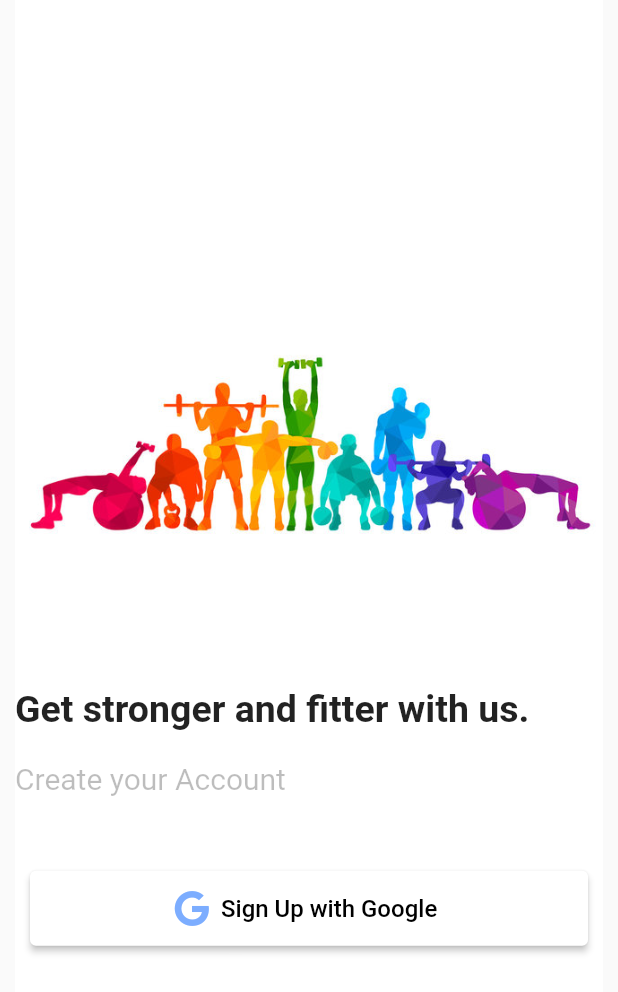
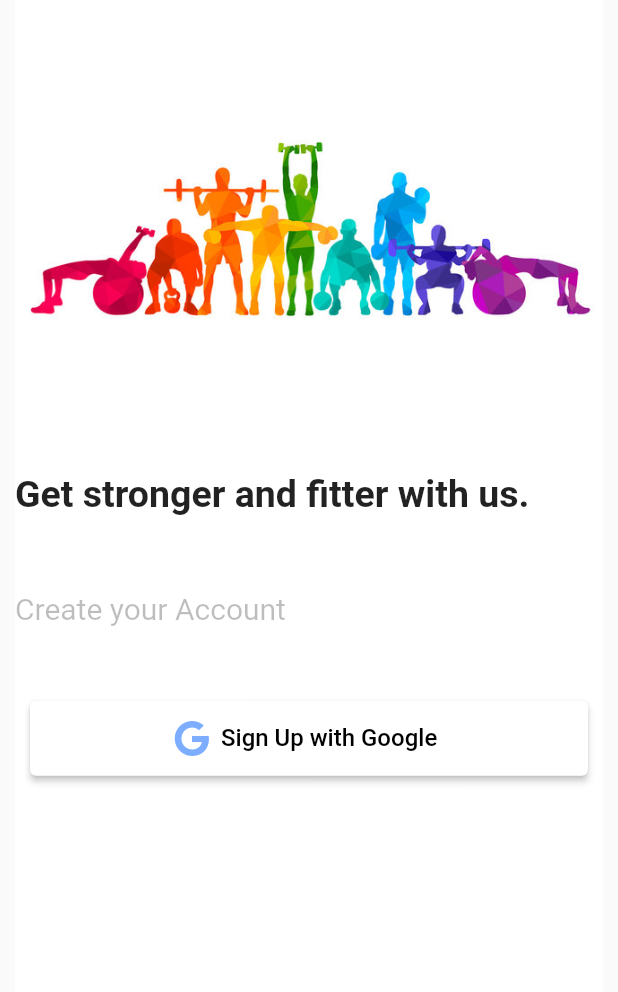
Before and after one commit to JAVIYARAJ/flutter_basic_ui, a Flutter app: the screen it shows after launch, on a phone screen of 412 x 824 dp. Shown: the top 992 px of the screen. Run offline on Flutter 3.47's test engine with Material 2 defaults, Android fonts, the phone set to English and light mode, and no system bars; our stand-ins replace cloud_firestore, firebase_auth, firebase_core, font_awesome_flutter, get, google_sign_in and 1 more; accounts and stored records are empty.

```diff
--- a/lib/auth_dashboard.dart
+++ b/lib/auth_dashboard.dart
@@ -2,7 +2,6 @@ import 'package:firebase_auth/firebase_auth.dart';
 import 'package:flutter/material.dart';
 import 'package:traning_app/auth_page.dart';
 import 'package:traning_app/main_page.dart';
-import 'package:traning_app/signUp_page.dart';
 class AuthDashboard extends StatelessWidget {
 
   const AuthDashboard({Key? key}) : super(key: key);
--- a/lib/auth_page.dart
+++ b/lib/auth_page.dart
@@ -20,13 +20,13 @@ class _AuthPageState extends State<AuthPage> {
             color: Colors.white,
             margin: const EdgeInsets.only(left: 10,right: 10),
             child: Column(
-              mainAxisAlignment: MainAxisAlignment.center,
               crossAxisAlignment: CrossAxisAlignment.start,
               children: [
+                const SizedBox(height: 50,),
                 const Image(image: AssetImage("assets/login_page_image.jpg"),fit: BoxFit.cover,),
                 const SizedBox(height: 50,),
                 const Text("Get stronger and fitter with us.",style: TextStyle(fontSize: 25,fontWeight: FontWeight.bold),),
-                const SizedBox(height: 20,),
+                const SizedBox(height: 50,),
                 const Text("Create your Account",style: TextStyle(fontSize: 20,fontWeight: FontWeight.normal,color: Colors.black26),),
                 const SizedBox(height: 50,),
                 Padding(
--- a/lib/main.dart
+++ b/lib/main.dart
@@ -3,6 +3,8 @@ import 'package:flutter/material.dart';
 import 'package:get/get_navigation/src/root/get_material_app.dart';
 import 'package:traning_app/auth_dashboard.dart';
 import 'package:traning_app/auth_page.dart';
+import 'package:traning_app/splash_screen.dart';
+import 'package:traning_app/video_sample.dart';
 
 Future main() async{
   WidgetsFlutterBinding.ensureInitialized();
@@ -18,7 +20,7 @@ class MyApp extends StatelessWidget {
 
     return const GetMaterialApp(
       debugShowCheckedModeBanner: false,
-      home: AuthDashboard(),
+      home: SplashScreen(),
     );
   }
 }
--- a/lib/main_page.dart
+++ b/lib/main_page.dart
@@ -205,6 +205,7 @@ class _MainPageState extends State<MainPage> {
               ),
             ),
             const SizedBox(height: 15,),
+            const Text("Area of focus",style: TextStyle(color: Colors.black,fontSize: 20),),
             Expanded(child: GridView.count(
               crossAxisCount: 2, children:
             List.generate(info.length, (index){
--- a/lib/splash_screen.dart
+++ b/lib/splash_screen.dart
@@ -2,6 +2,8 @@ import 'dart:async';
 
 import 'package:flutter/material.dart';
 import 'package:get/get.dart';
+import 'package:traning_app/auth_dashboard.dart';
+import 'package:traning_app/auth_page.dart';
 import 'package:traning_app/main_page.dart';
 import 'package:traning_app/signUp_page.dart';
 class SplashScreen extends StatefulWidget {
@@ -26,7 +28,7 @@ class _SplashScreenState extends State<SplashScreen> {
       // Get.to(()=>const MainPage(),
       //     transition: Transition.fade,duration: const Duration(seconds: 2));
 
-      Navigator.pushReplacement(context, MaterialPageRoute(builder: (context)=>const SignUpPage()));
+      Navigator.pushReplacement(context, MaterialPageRoute(builder: (context)=>const AuthDashboard()));
     });
   }
 
--- a/lib/user.dart
+++ b/lib/user.dart
@@ -21,3 +21,16 @@ class User{
           password: json["password"]);
 
 }
+
+class VideoModel{
+  final String title;
+  final String time;
+  final String videoUrl;
+
+  VideoModel({required this.title,required this.time,required this.videoUrl});
+
+
+  static VideoModel fromJson(Map<String,dynamic> json)=>
+      VideoModel(title: json["title"], time: json["time"], videoUrl: json["videoUrl"]);
+
+}
```
Also changed, not shown: lib/video_info.dart (+84 -0 lines), lib/video_sample.dart (added, +54 -0 lines).
